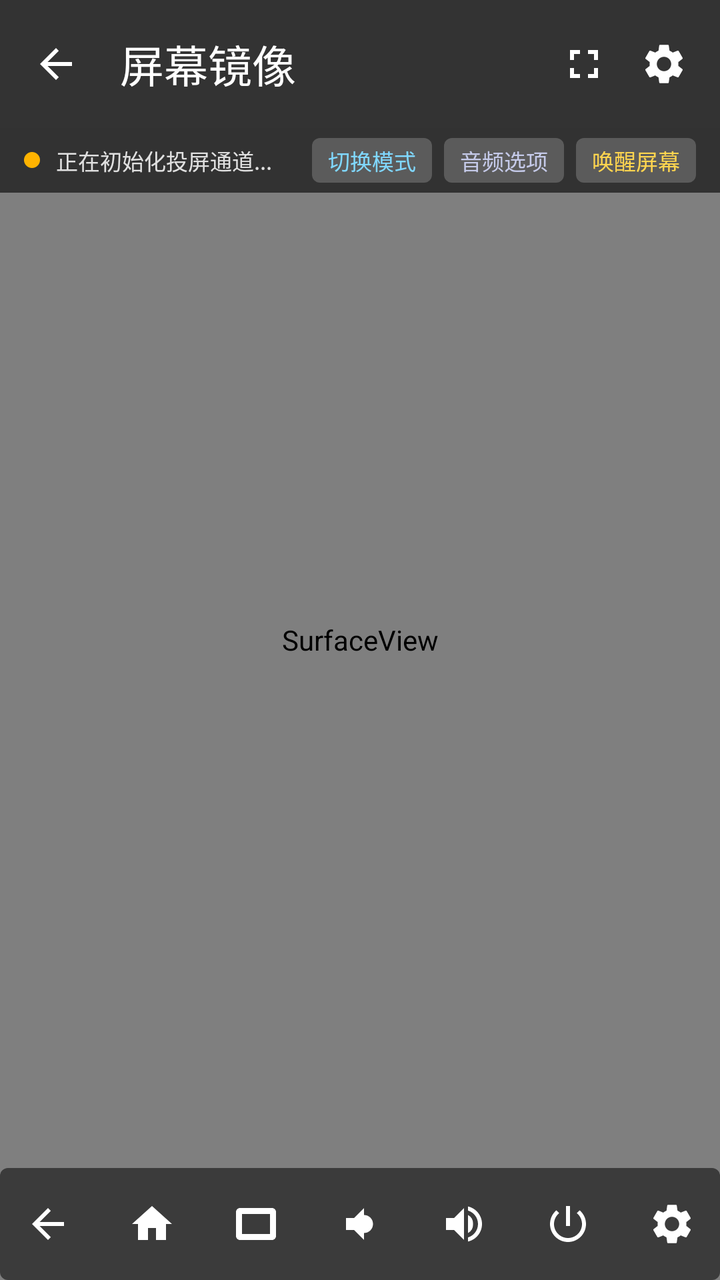
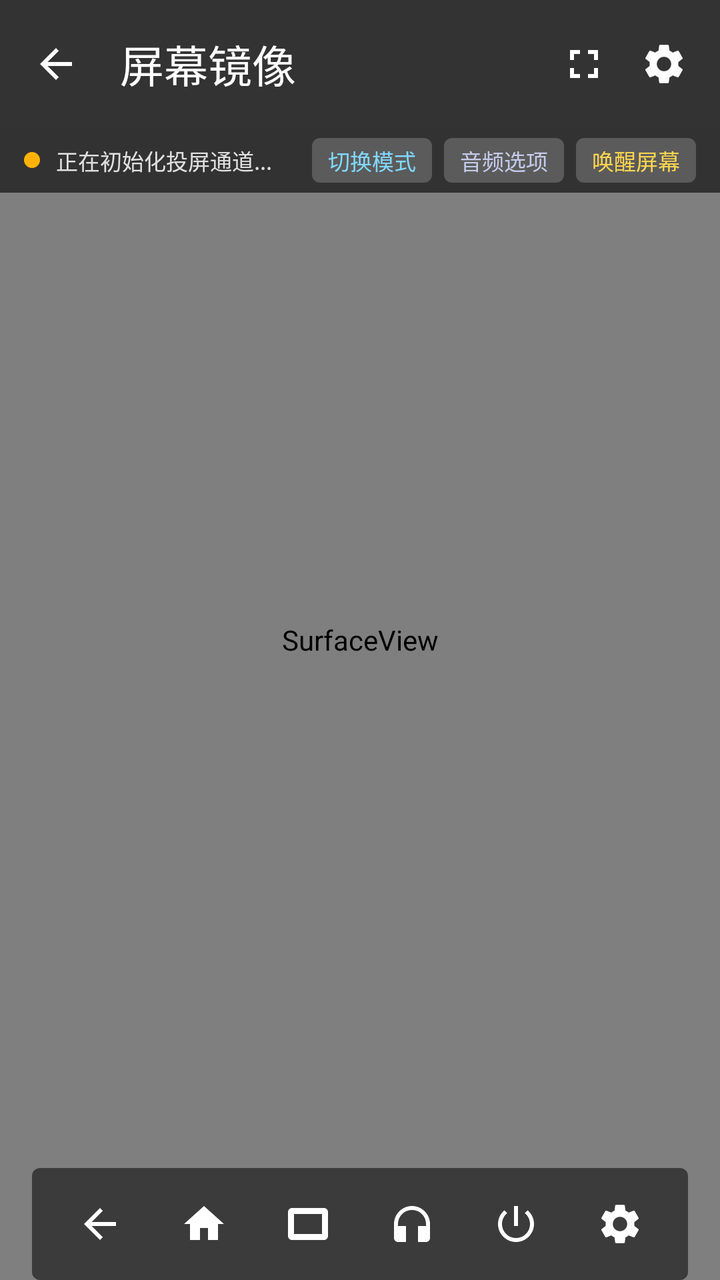

The first picture is an Android layout as it rendered before a commit; the second is the same layout after the commit. The layout source and the unified diff follow.
<!-- AndroidManifest.xml: application theme Theme.ADBToolbox -->
<!-- res/layout/activity_scrcpy.xml -->
<?xml version="1.0" encoding="utf-8"?>
<FrameLayout xmlns:android="http://schemas.android.com/apk/res/android"
    xmlns:app="http://schemas.android.com/apk/res-auto"
    android:id="@+id/rootContainer"
    android:layout_width="match_parent"
    android:layout_height="match_parent"
    android:background="#000000">

    
    <FrameLayout
        android:id="@+id/flScreenContainer"
        android:layout_width="match_parent"
        android:layout_height="match_parent">

        
        <SurfaceView
            android:id="@+id/surfaceView"
            android:layout_width="match_parent"
            android:layout_height="match_parent"
            android:layout_gravity="center"
            android:visibility="visible" />

        
        <ImageView
            android:id="@+id/ivScreen"
            android:layout_width="match_parent"
            android:layout_height="match_parent"
            android:layout_gravity="center"
            android:contentDescription="Screen Stream"
            android:scaleType="fitCenter"
            android:visibility="gone" />

        
        <ProgressBar
            android:id="@+id/pbLoading"
            android:layout_width="wrap_content"
            android:layout_height="wrap_content"
            android:layout_gravity="center"
            android:indeterminateTint="#FFFFFF"
            android:visibility="visible" />

        
        <TextView
            android:id="@+id/tvStreamStatus"
            android:layout_width="wrap_content"
            android:layout_height="wrap_content"
            android:layout_gravity="center"
            android:layout_marginTop="56dp"
            android:gravity="center"
            android:lineSpacingExtra="4dp"
            android:paddingHorizontal="24dp"
            android:textColor="#ECEFF1"
            android:textSize="13sp"
            android:visibility="gone" />

    </FrameLayout>

    
    <com.google.android.material.appbar.MaterialToolbar
        android:id="@+id/toolbar"
        android:layout_width="match_parent"
        android:layout_height="?attr/actionBarSize"
        android:layout_gravity="top"
        android:background="#99000000"
        app:navigationIcon="?attr/homeAsUpIndicator"
        app:navigationIconTint="#FFFFFF"
        app:title="屏幕镜像"
        app:titleTextColor="#FFFFFF">

        
        <LinearLayout
            android:layout_width="wrap_content"
            android:layout_height="match_parent"
            android:layout_gravity="end"
            android:gravity="center_vertical"
            android:orientation="horizontal"
            android:paddingEnd="8dp">

            <ImageButton
                android:id="@+id/btnToolbarFullscreen"
                android:layout_width="40dp"
                android:layout_height="40dp"
                android:background="?attr/selectableItemBackgroundBorderless"
                android:contentDescription="全屏"
                android:src="@drawable/ic_nav_fullscreen"
                app:tint="#FFFFFF" />

            <ImageButton
                android:id="@+id/btnToolbarSettings"
                android:layout_width="40dp"
                android:layout_height="40dp"
                android:background="?attr/selectableItemBackgroundBorderless"
                android:contentDescription="设置"
                android:src="@drawable/ic_nav_settings"
                app:tint="#FFFFFF" />

        </LinearLayout>

    </com.google.android.material.appbar.MaterialToolbar>

    
    <LinearLayout
        android:id="@+id/layoutDiagBar"
        android:layout_width="match_parent"
        android:layout_height="wrap_content"
        android:layout_gravity="top"
        android:layout_marginTop="?attr/actionBarSize"
        android:background="#B3121212"
        android:gravity="center_vertical"
        android:orientation="horizontal"
        android:paddingHorizontal="12dp"
        android:paddingVertical="5dp">

        <View
            android:id="@+id/vStatusIndicator"
            android:layout_width="8dp"
            android:layout_height="8dp"
            android:background="@drawable/bg_tag"
            android:backgroundTint="#FFB300" />

        <TextView
            android:id="@+id/tvDiagText"
            android:layout_width="0dp"
            android:layout_height="wrap_content"
            android:layout_marginStart="8dp"
            android:layout_weight="1"
            android:ellipsize="marquee"
            android:singleLine="true"
            android:text="正在初始化投屏通道..."
            android:textColor="#E0E0E0"
            android:textSize="11sp" />

        <TextView
            android:id="@+id/btnQuickSwitchMode"
            android:layout_width="wrap_content"
            android:layout_height="wrap_content"
            android:background="@drawable/bg_tag"
            android:backgroundTint="#33FFFFFF"
            android:paddingHorizontal="8dp"
            android:paddingVertical="3dp"
            android:text="切换模式"
            android:textColor="#80D8FF"
            android:textSize="11sp" />

        <TextView
            android:id="@+id/btnQuickAudio"
            android:layout_width="wrap_content"
            android:layout_height="wrap_content"
            android:layout_marginStart="6dp"
            android:background="@drawable/bg_tag"
            android:backgroundTint="#33FFFFFF"
            android:paddingHorizontal="8dp"
            android:paddingVertical="3dp"
            android:text="音频选项"
            android:textColor="#C5CAE9"
            android:textSize="11sp" />

        <TextView
            android:id="@+id/btnQuickWake"
            android:layout_width="wrap_content"
            android:layout_height="wrap_content"
            android:layout_marginStart="6dp"
            android:background="@drawable/bg_tag"
            android:backgroundTint="#33FFFFFF"
            android:paddingHorizontal="8dp"
            android:paddingVertical="3dp"
            android:text="唤醒屏幕"
            android:textColor="#FFD54F"
            android:textSize="11sp" />

    </LinearLayout>

    
    <FrameLayout
        android:id="@+id/navBarWrapper"
        android:layout_width="wrap_content"
        android:layout_height="wrap_content"
        android:layout_gravity="bottom|center_horizontal">

        <LinearLayout
            android:id="@+id/navBarContent"
            android:layout_width="wrap_content"
            android:layout_height="wrap_content"
            android:background="@drawable/bg_tag"
            android:backgroundTint="#B31E1E1E"
            android:gravity="center"
            android:orientation="horizontal"
            android:paddingHorizontal="12dp"
            android:paddingVertical="6dp">

            <ImageButton
                android:id="@+id/btnBack"
                android:layout_width="44dp"
                android:layout_height="44dp"
                android:background="?attr/selectableItemBackgroundBorderless"
                android:contentDescription="返回"
                android:src="@drawable/ic_nav_back"
                app:tint="#FFFFFF" />

            <ImageButton
                android:id="@+id/btnHome"
                android:layout_width="44dp"
                android:layout_height="44dp"
                android:layout_marginStart="8dp"
                android:background="?attr/selectableItemBackgroundBorderless"
                android:contentDescription="主页"
                android:src="@drawable/ic_nav_home"
                app:tint="#FFFFFF" />

            <ImageButton
                android:id="@+id/btnRecent"
                android:layout_width="44dp"
                android:layout_height="44dp"
                android:layout_marginStart="8dp"
                android:background="?attr/selectableItemBackgroundBorderless"
                android:contentDescription="多任务"
                android:src="@drawable/ic_nav_recent"
                app:tint="#FFFFFF" />

            <ImageButton
                android:id="@+id/btnVolDown"
                android:layout_width="44dp"
                android:layout_height="44dp"
                android:layout_marginStart="8dp"
                android:background="?attr/selectableItemBackgroundBorderless"
                android:contentDescription="音量减"
                android:src="@drawable/ic_nav_vol_down"
                app:tint="#FFFFFF" />

            <ImageButton
                android:id="@+id/btnVolUp"
                android:layout_width="44dp"
                android:layout_height="44dp"
                android:layout_marginStart="8dp"
                android:background="?attr/selectableItemBackgroundBorderless"
                android:contentDescription="音量加"
                android:src="@drawable/ic_nav_vol_up"
                app:tint="#FFFFFF" />

            <ImageButton
                android:id="@+id/btnScreenOff"
                android:layout_width="44dp"
                android:layout_height="44dp"
                android:layout_marginStart="8dp"
                android:background="?attr/selectableItemBackgroundBorderless"
                android:contentDescription="熄屏操作"
                android:src="@drawable/ic_nav_power"
                app:tint="#FFFFFF" />

            <ImageButton
                android:id="@+id/btnSettings"
                android:layout_width="44dp"
                android:layout_height="44dp"
                android:layout_marginStart="8dp"
                android:background="?attr/selectableItemBackgroundBorderless"
                android:contentDescription="投屏设置"
                android:src="@drawable/ic_nav_settings"
                app:tint="#FFFFFF" />

        </LinearLayout>

    </FrameLayout>

    
    <com.google.android.material.floatingactionbutton.FloatingActionButton
        android:id="@+id/fabQuickMenu"
        android:layout_width="wrap_content"
        android:layout_height="wrap_content"
        android:layout_gravity="end|center_vertical"
        android:layout_marginEnd="16dp"
        android:alpha="0.75"
        android:contentDescription="控制菜单"
        android:src="@drawable/ic_nav_more"
        android:visibility="gone"
        app:backgroundTint="#801E1E1E"
        app:fabSize="mini"
        app:tint="#FFFFFF" />

</FrameLayout>
<!-- resources referenced by this layout -->
<resources>
  <!-- drawable bg_tag (drawable) -->
  <?xml version="1.0" encoding="utf-8"?>
  <shape xmlns:android="http://schemas.android.com/apk/res/android"
      android:shape="rectangle">
      <corners android:radius="4dp" />
      <solid android:color="@color/primary_container" />
  </shape>
  <!-- drawable ic_nav_back (drawable) -->
  <vector xmlns:android="http://schemas.android.com/apk/res/android"
      android:width="24dp"
      android:height="24dp"
      android:viewportWidth="24"
      android:viewportHeight="24">
      <path
          android:fillColor="#FFFFFFFF"
          android:pathData="M20,11H7.83l5.59,-5.59L12,4l-8,8 8,8 1.41,-1.41L7.83,13H20v-2z" />
  </vector>
  <!-- drawable ic_nav_fullscreen (drawable) -->
  <vector xmlns:android="http://schemas.android.com/apk/res/android"
      android:width="24dp"
      android:height="24dp"
      android:viewportWidth="24"
      android:viewportHeight="24">
      <path
          android:fillColor="#FFFFFFFF"
          android:pathData="M7,14H5v5h5v-2H7v-3zm-2,-4h2V7h3V5H5v5zm12,7h-3v2h5v-5h-2v3zM14,5v2h3v3h2V5h-5z" />
  </vector>
  <!-- drawable ic_nav_home (drawable) -->
  <vector xmlns:android="http://schemas.android.com/apk/res/android"
      android:width="24dp"
      android:height="24dp"
      android:viewportWidth="24"
      android:viewportHeight="24">
      <path
          android:fillColor="#FFFFFFFF"
          android:pathData="M10,20v-6h4v6h5v-8h3L12,3 2,12h3v8z" />
  </vector>
  <!-- drawable ic_nav_more (drawable) -->
  <vector xmlns:android="http://schemas.android.com/apk/res/android"
      android:width="24dp"
      android:height="24dp"
      android:viewportWidth="24"
      android:viewportHeight="24">
      <path
          android:fillColor="#FFFFFFFF"
          android:pathData="M12,8c1.1,0 2,-0.9 2,-2s-0.9,-2 -2,-2 -2,0.9 -2,2 0.9,2 2,2zm0,2c-1.1,0 -2,0.9 -2,2s0.9,2 2,2 2,-0.9 2,-2 -0.9,-2 -2,-2zm0,6c-1.1,0 -2,0.9 -2,2s0.9,2 2,2 2,-0.9 2,-2 -0.9,-2 -2,-2z" />
  </vector>
  <!-- drawable ic_nav_recent (drawable) -->
  <vector xmlns:android="http://schemas.android.com/apk/res/android"
      android:width="24dp"
      android:height="24dp"
      android:viewportWidth="24"
      android:viewportHeight="24">
      <path
          android:fillColor="#FFFFFFFF"
          android:pathData="M4,4h16c1.1,0 2,0.9 2,2v12c0,1.1 -0.9,2 -2,2H4c-1.1,0 -2,-0.9 -2,-2V6c0,-1.1 0.9,-2 2,-2zm1,3v10h14V7H5z" />
  </vector>
  <!-- drawable ic_nav_vol_down (drawable) -->
  <vector xmlns:android="http://schemas.android.com/apk/res/android"
      android:width="24dp"
      android:height="24dp"
      android:viewportWidth="24"
      android:viewportHeight="24">
      <path
          android:fillColor="#FFFFFFFF"
          android:pathData="M18.5,12A4.5,4.5 0 0,0 14,7.5v9A4.5,4.5 0 0,0 18.5,12zM5,9v6h4l5,5V4L9,9H5z" />
  </vector>
  <!-- drawable ic_nav_vol_up (drawable) -->
  <vector xmlns:android="http://schemas.android.com/apk/res/android"
      android:width="24dp"
      android:height="24dp"
      android:viewportWidth="24"
      android:viewportHeight="24">
      <path
          android:fillColor="#FFFFFFFF"
          android:pathData="M3,9v6h4l5,5V4L7,9H3zm13.5,3A4.5,4.5 0 0,0 14,7.5v9A4.5,4.5 0 0,0 16.5,12zM14,3.23v2.06c2.89,0.86 5,3.54 5,6.71s-2.11,5.85 -5,6.71v2.06c4.01,-0.91 7,-4.49 7,-8.77s-2.99,-7.86 -7,-8.77z" />
  </vector>
  <color name="primary_container">#E3F2FD</color>
  <color name="primary">#1E88E5</color>
  <color name="on_primary_container">#0D47A1</color>
  <color name="accent">#00ACC1</color>
  <color name="surface">#FFFFFF</color>
  <color name="text_primary">#1A1C1E</color>
  <color name="background">#F8F9FA</color>
  <!-- unchanged entries left out for length: 3 -->
</resources>

<!-- the commit's change to res/layout/activity_scrcpy.xml (unified diff, before → after) -->
@@ -218,23 +218,13 @@
                 app:tint="#FFFFFF" />
 
             <ImageButton
-                android:id="@+id/btnVolDown"
-                android:layout_width="44dp"
-                android:layout_height="44dp"
-                android:layout_marginStart="8dp"
-                android:background="?attr/selectableItemBackgroundBorderless"
-                android:contentDescription="音量减"
-                android:src="@drawable/ic_nav_vol_down"
-                app:tint="#FFFFFF" />
-
-            <ImageButton
-                android:id="@+id/btnVolUp"
-                android:layout_width="44dp"
-                android:layout_height="44dp"
-                android:layout_marginStart="8dp"
-                android:background="?attr/selectableItemBackgroundBorderless"
-                android:contentDescription="音量加"
-                android:src="@drawable/ic_nav_vol_up"
+                android:id="@+id/btnHeadset"
+                android:layout_width="44dp"
+                android:layout_height="44dp"
+                android:layout_marginStart="8dp"
+                android:background="?attr/selectableItemBackgroundBorderless"
+                android:contentDescription="虚拟耳机（静音被控端外放）"
+                android:src="@drawable/ic_nav_headset"
                 app:tint="#FFFFFF" />
 
             <ImageButton
<!-- resource entries referenced after the edit -->
@@ -26,6 +26,16 @@
       <path
           android:fillColor="#FFFFFFFF"
           android:pathData="M7,14H5v5h5v-2H7v-3zm-2,-4h2V7h3V5H5v5zm12,7h-3v2h5v-5h-2v3zM14,5v2h3v3h2V5h-5z" />
+  </vector>
+  <!-- drawable ic_nav_headset (drawable) -->
+  <vector xmlns:android="http://schemas.android.com/apk/res/android"
+      android:width="24dp"
+      android:height="24dp"
+      android:viewportWidth="24"
+      android:viewportHeight="24">
+      <path
+          android:fillColor="#FFFFFFFF"
+          android:pathData="M12,3c-4.97,0 -9,4.03 -9,9v7c0,1.1 0.9,2 2,2h4v-8H5v-1c0,-3.87 3.13,-7 7,-7s7,3.13 7,7v1h-4v8h4c1.1,0 2,-0.9 2,-2v-7c0,-4.97 -4.03,-9 -9,-9z" />
   </vector>
   <!-- drawable ic_nav_home (drawable) -->
   <vector xmlns:android="http://schemas.android.com/apk/res/android"
@@ -57,26 +67,6 @@
           android:fillColor="#FFFFFFFF"
           android:pathData="M4,4h16c1.1,0 2,0.9 2,2v12c0,1.1 -0.9,2 -2,2H4c-1.1,0 -2,-0.9 -2,-2V6c0,-1.1 0.9,-2 2,-2zm1,3v10h14V7H5z" />
   </vector>
-  <!-- drawable ic_nav_vol_down (drawable) -->
-  <vector xmlns:android="http://schemas.android.com/apk/res/android"
-      android:width="24dp"
-      android:height="24dp"
-      android:viewportWidth="24"
-      android:viewportHeight="24">
-      <path
-          android:fillColor="#FFFFFFFF"
-          android:pathData="M18.5,12A4.5,4.5 0 0,0 14,7.5v9A4.5,4.5 0 0,0 18.5,12zM5,9v6h4l5,5V4L9,9H5z" />
-  </vector>
-  <!-- drawable ic_nav_vol_up (drawable) -->
-  <vector xmlns:android="http://schemas.android.com/apk/res/android"
-      android:width="24dp"
-      android:height="24dp"
-      android:viewportWidth="24"
-      android:viewportHeight="24">
-      <path
-          android:fillColor="#FFFFFFFF"
-          android:pathData="M3,9v6h4l5,5V4L7,9H3zm13.5,3A4.5,4.5 0 0,0 14,7.5v9A4.5,4.5 0 0,0 16.5,12zM14,3.23v2.06c2.89,0.86 5,3.54 5,6.71s-2.11,5.85 -5,6.71v2.06c4.01,-0.91 7,-4.49 7,-8.77s-2.99,-7.86 -7,-8.77z" />
-  </vector>
   <color name="primary_container">#E3F2FD</color>
   <color name="primary">#1E88E5</color>
   <color name="on_primary_container">#0D47A1</color>
